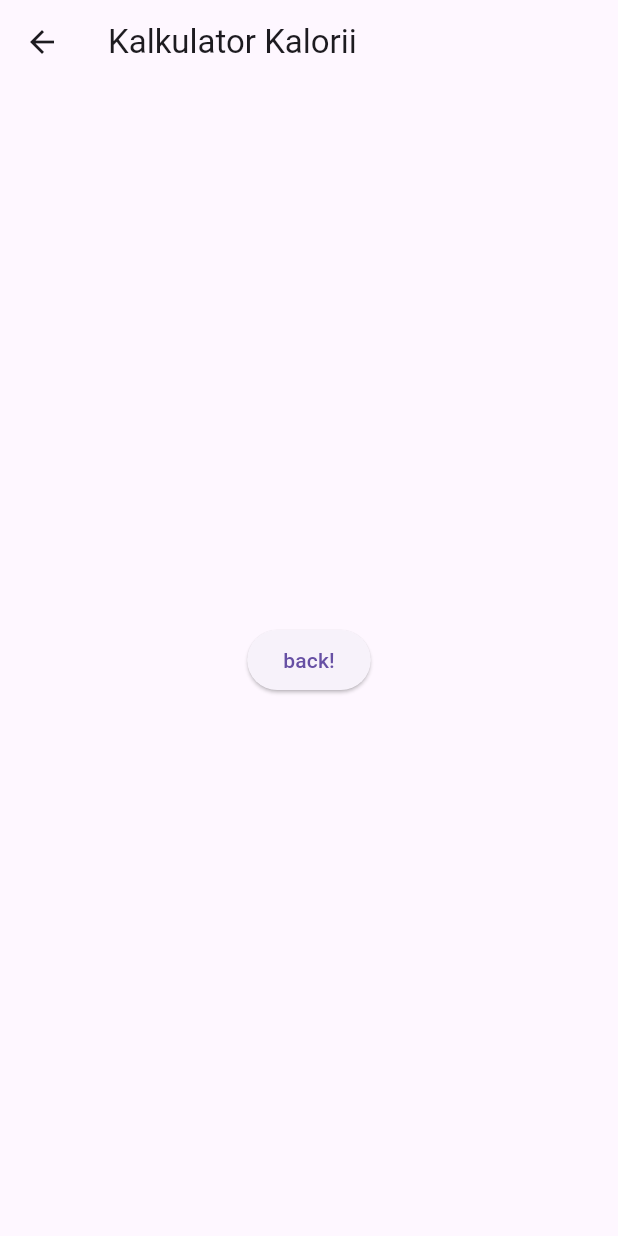
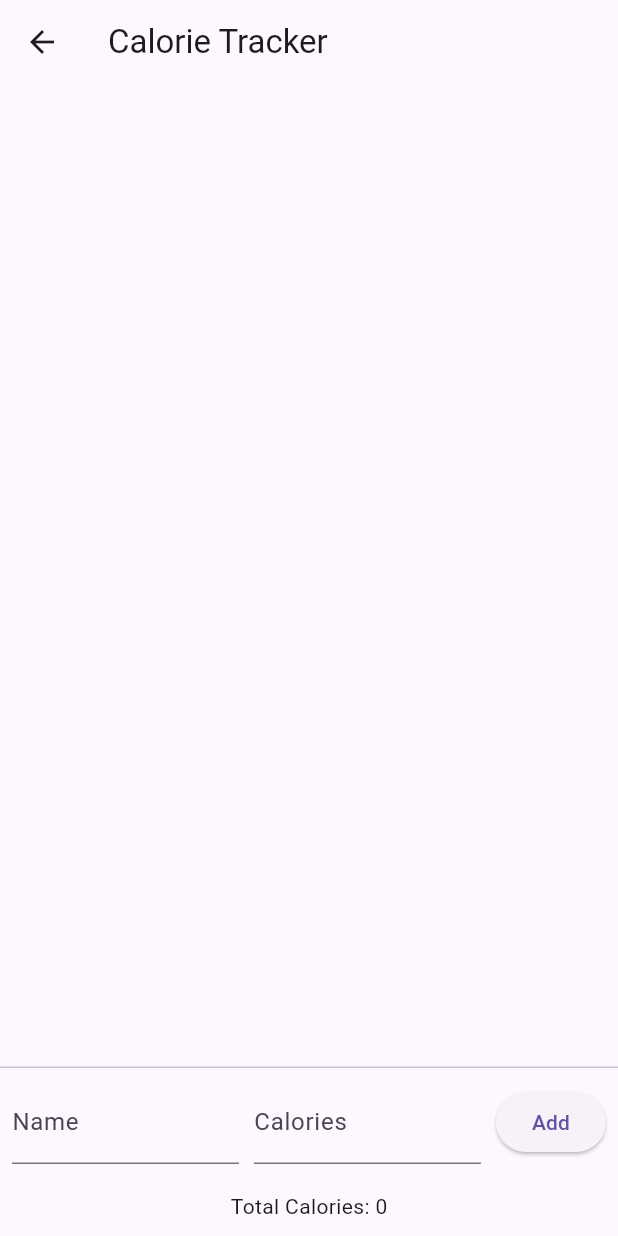
Before and after one commit to KrzychPraktyki/Projekt_Grupowy, a Flutter app: the screen it shows after launch, after a tap on "kalkulator kalorii", on a phone screen of 412 x 824 dp. Run offline on Flutter 3.47's test engine with Material 3 defaults, Android fonts, the phone set to English and light mode, and no system bars.

Commit message:
Wersja 0.2

```diff
--- a/lib/5.dart
+++ b/lib/5.dart
@@ -1,4 +1,3 @@
-
 import 'package:flutter/material.dart';
 
 class PiataStrona extends StatelessWidget {
@@ -6,18 +5,116 @@ class PiataStrona extends StatelessWidget {
 
   @override
   Widget build(BuildContext context) {
+    return MaterialApp(
+      debugShowCheckedModeBanner: false,
+
+    );
+  }
+}
+
+class CalorieTracker extends StatefulWidget {
+  @override
+  _CalorieTrackerState createState() => _CalorieTrackerState();
+}
+
+class _CalorieTrackerState extends State<CalorieTracker> {
+  List<FoodItem> _foodItems = [];
+  int _totalCalories = 0;
+  TextEditingController _nameController = TextEditingController();
+  TextEditingController _caloriesController = TextEditingController();
+
+  void _addItem(String name, int calories) {
+    setState(() {
+      _foodItems.add(FoodItem(name: name, calories: calories));
+      _totalCalories += calories;
+    });
+  }
+
+  void _removeItem(int index) {
+    setState(() {
+      _totalCalories -= _foodItems[index].calories;
+      _foodItems.removeAt(index);
+    });
+  }
+
+  @override
+  Widget build(BuildContext context) {
     return Scaffold(
       appBar: AppBar(
-        title: const Text('Kalkulator Kalorii'),
+        title: const Row(
+          children: [
+            Text('Calorie Tracker'),
+          ],
+        ),
       ),
-      body: Center(
-        child: ElevatedButton(
-          onPressed: () {
-            Navigator.pop(context);
-          },
-          child: const Text('back!'),
-        ),
+      body: Column(
+        children: [
+          Expanded(
+            child: ListView.builder(
+              itemCount: _foodItems.length,
+              itemBuilder: (context, index) {
+                return ListTile(
+                  title: Text(_foodItems[index].name),
+                  subtitle: Text('${_foodItems[index].calories} calories'),
+                  trailing: IconButton(
+                    icon: Icon(Icons.close),
+                    onPressed: () => _removeItem(index),
+                  ),
+                );
+              },
+            ),
+          ),
+          Divider(height: 1),
+          Padding(
+            padding: const EdgeInsets.all(8.0),
+            child: Row(
+              children: [
+                Expanded(
+                  child: TextField(
+                    controller: _nameController,
+                    decoration: InputDecoration(
+                      labelText: 'Name',
+                    ),
+                  ),
+                ),
+                SizedBox(width: 10),
+                Expanded(
+                  child: TextField(
+                    controller: _caloriesController,
+                    keyboardType: TextInputType.number,
+                    decoration: InputDecoration(
+                      labelText: 'Calories',
+                    ),
+                  ),
+                ),
+                SizedBox(width: 10),
+                ElevatedButton(
+                  onPressed: () {
+                    String name = _nameController.text;
+                    int calories = int.tryParse(_caloriesController.text) ?? 0;
+                    if (name.isNotEmpty && calories > 0) {
+                      _addItem(name, calories);
+                      _nameController.clear();
+                      _caloriesController.clear();
+                    }
+                  },
+                  child: Text('Add'),
+                ),
+              ],
+            ),
+          ),
+          SizedBox(height: 10),
+          Text('Total Calories: $_totalCalories'),
+          SizedBox(height: 10),
+        ],
       ),
     );
   }
 }
+
+class FoodItem {
+  final String name;
+  final int calories;
+
+  FoodItem({required this.name, required this.calories});
+}
--- a/lib/main.dart
+++ b/lib/main.dart
@@ -87,7 +87,7 @@ class FirstRoute extends StatelessWidget {
               onPressed: () {
                 Navigator.push(
                   context,
-                  MaterialPageRoute(builder: (context) => const PiataStrona()),
+                  MaterialPageRoute(builder: (context) => CalorieTracker()),
                 );
               },
               child: const Text('kalkulator kalorii'),
```
